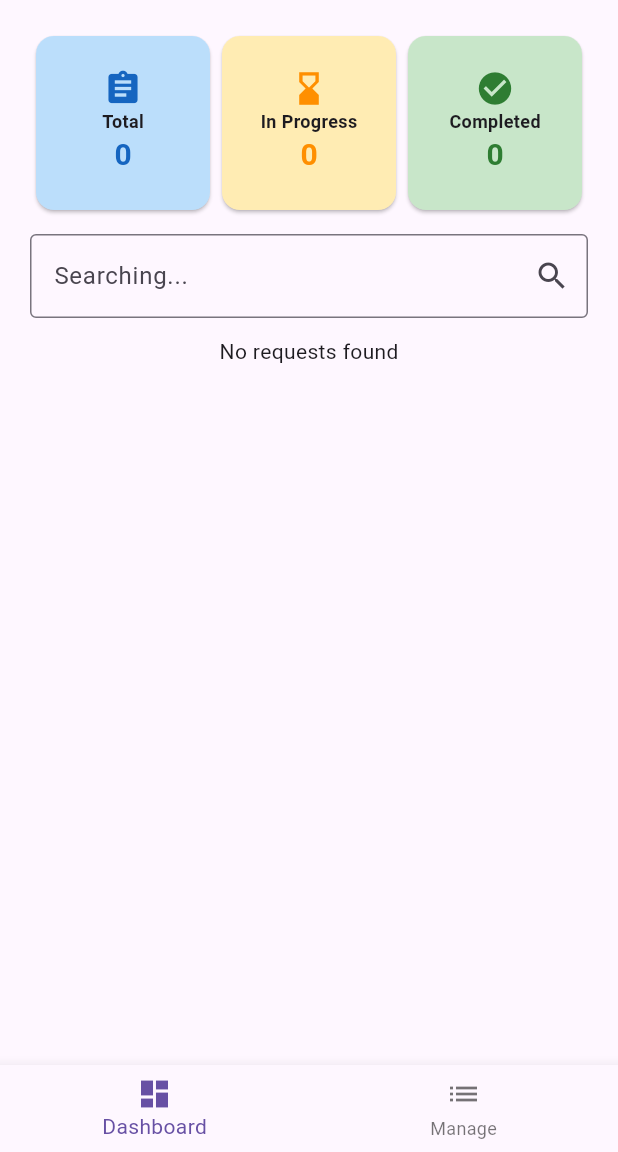
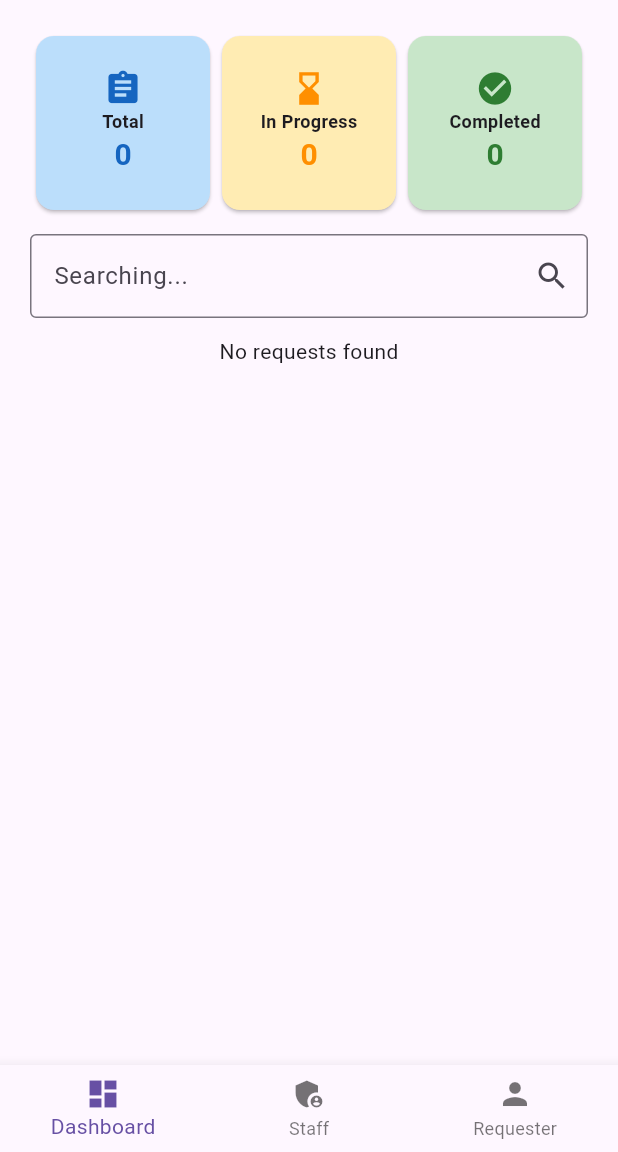
Before and after one commit to hoangchitrung/helpdesk-support-request-management, a Flutter app: the DashboardScreen screen opened directly, on a phone screen of 412 x 824 dp, the part 84-1236 px from its top. Run offline on Flutter 3.47's test engine with Material 3 defaults, Android fonts, the phone set to English and light mode, and no system bars; our stand-ins replace cloud_firestore, firebase_auth, firebase_core; accounts and stored records are empty; generated files the repository leaves out were written again.

Commit message:
feat: refactor dashboard and management screens; add requester management functionality

```diff
--- a/src/lib/screens/admin/dashboard_screen.dart
+++ b/src/lib/screens/admin/dashboard_screen.dart
@@ -3,7 +3,8 @@ import 'package:flutter/material.dart';
 import 'package:src/models/requests.dart';
 import 'dart:async';
 import 'package:src/screens/admin/assign_request_screen.dart';
-import 'package:src/screens/admin/manage_screen.dart';
+import 'package:src/screens/admin/manage_staff_screen.dart';
+import 'package:src/screens/admin/manage_requester_screen.dart';
 import 'package:src/screens/auth/login_screen.dart';
 import 'package:src/services/request_service.dart';
 
@@ -30,6 +31,8 @@ class _DashBoardState extends State<DashboardScreen> {
   List<Requests> filteredList = [];
 
   bool isLoadingAllRequests = true;
+
+  late List<Widget> _screens = [ManageStaffScreen(), ManageRequesterScreen()];
   int _currentIndex = 0;
 
   // hàm logout
@@ -108,27 +111,8 @@ class _DashBoardState extends State<DashboardScreen> {
     }
   }
 
-  @override
-  Widget build(BuildContext context) {
-    return Scaffold(
-      appBar: AppBar(
-        backgroundColor: Colors.blue[400],
-        title: Row(
-          mainAxisAlignment: MainAxisAlignment.spaceBetween,
-          children: [
-            Text(
-              "Dashboard",
-              style: TextStyle(fontSize: 20, fontWeight: FontWeight.bold),
-            ),
-            TextButton(
-              onPressed: _logout,
-              child: Icon(Icons.logout_outlined, color: Colors.black, size: 30),
-            ),
-          ],
-        ),
-      ),
-      body: _currentIndex == 0
-          ? Padding(
+  Widget _buildHome() {
+    return Padding(
       padding: EdgeInsets.all(20),
       child: Column(
         children: [
@@ -266,9 +250,7 @@ class _DashBoardState extends State<DashboardScreen> {
                             context,
                             MaterialPageRoute(
                               builder: (context) {
-                                        return AssignRequestScreen(
-                                          request: request,
-                                        );
+                                return AssignRequestScreen(request: request);
                               },
                             ),
                           );
@@ -341,28 +323,48 @@ class _DashBoardState extends State<DashboardScreen> {
           ),
         ],
       ),
-            )
-          : ManageScreen(),
+    );
+  }
+
+  @override
+  Widget build(BuildContext context) {
+    return Scaffold(
+      appBar: AppBar(
+        backgroundColor: Colors.blue[400],
+        title: Row(
+          mainAxisAlignment: MainAxisAlignment.spaceBetween,
+          children: [
+            Text(
+              "Dashboard",
+              style: TextStyle(fontSize: 20, fontWeight: FontWeight.bold),
+            ),
+            TextButton(
+              onPressed: _logout,
+              child: Icon(Icons.logout_outlined, color: Colors.black, size: 30),
+            ),
+          ],
+        ),
+      ),
+      body: currentIndex == 0
+          ? _buildHome()
+          : IndexedStack(index: currentIndex - 1, children: _screens),
       bottomNavigationBar: BottomNavigationBar(
         currentIndex: currentIndex,
         onTap: (int index) {
-          if (index == 1) {
-            Navigator.push(
-              context,
-              MaterialPageRoute(builder: (context) => ManageScreen()),
-            );
-          } else {
           setState(() {
             currentIndex = index;
           });
-          }
         },
         items: [
           BottomNavigationBarItem(
             icon: Icon(Icons.dashboard),
             label: 'Dashboard',
           ),
-          BottomNavigationBarItem(icon: Icon(Icons.list), label: 'Manage'),
+          BottomNavigationBarItem(
+            icon: Icon(Icons.admin_panel_settings),
+            label: 'Staff',
+          ),
+          BottomNavigationBarItem(icon: Icon(Icons.person), label: 'Requester'),
         ],
       ),
     );
--- a/src/lib/screens/staff/history_screen.dart
+++ b/src/lib/screens/staff/history_screen.dart
@@ -13,8 +13,7 @@ class HistoryScreen extends StatefulWidget {
 
 class _HistoryState extends State<HistoryScreen> {
   String staffId = FirebaseAuth.instance.currentUser!.uid;
-  late Future<List<Requests>> _futureRequests = RequestService()
-      .getCompletedRequestsByStaffId(staffId);
+  late Future<List<Requests>> _futureRequests = RequestService().getCompletedRequestsByStaffId(staffId);
 
   // hàm logout
   Future<void> _logout() async {
```
Also changed, not shown: src/lib/screens/admin/manage_requester_screen.dart (added, +56 -0 lines), src/lib/screens/admin/manage_staff_screen.dart (renamed from src/lib/screens/admin/manage_screen.dart, +4 -4 lines), src/lib/services/request_service.dart (+19 -0 lines). Lines whose indentation alone changed are shown as unchanged.
